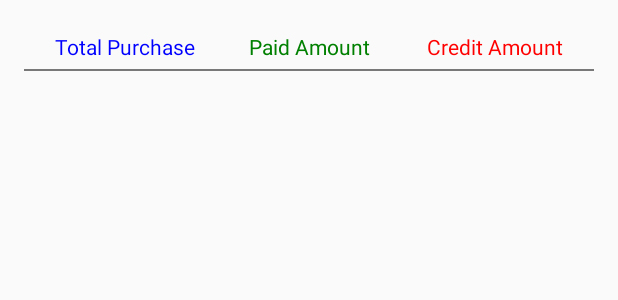
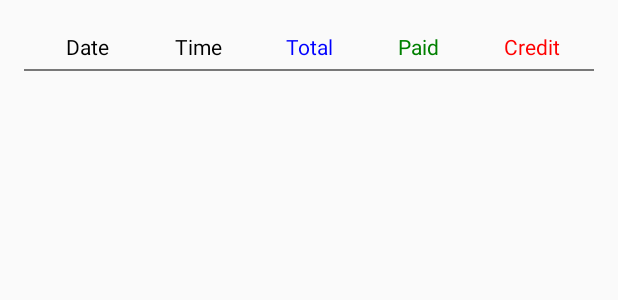
Before and after one commit to pranjaldas/Digital-Ledger-Book, an Android app: the layout activity_view_transaction.xml on its own in the app's theme, with its tools: preview values and no code run, on a phone screen of 412 x 824 dp. Shown: the top 300 px of the screen. Run offline under Robolectric (Android 15) with nearby library versions, the phone set to English and light mode, and no system bars.

Commit message:
Date and time done

```diff
--- a/app/src/main/java/com/android/example/baki_bohi/transaction/MyRecyclerViewAdapter.java
+++ b/app/src/main/java/com/android/example/baki_bohi/transaction/MyRecyclerViewAdapter.java
@@ -38,6 +38,8 @@ public class MyRecyclerViewAdapter extends RecyclerView.Adapter<MyRecyclerViewAd
     @Override
     public void onBindViewHolder(@NonNull MyViewHolder holder, int position) {
         TranTest item = transactionList.get(position);
+        holder.date.setText(item.getDate());
+        holder.time.setText(item.getTime());
         holder.totalAmt.setText(item.getAmount());
         holder.debitAmt.setText(item.getDebit());
         holder.creditAmt.setText(item.getCredit());
@@ -56,11 +58,13 @@ public class MyRecyclerViewAdapter extends RecyclerView.Adapter<MyRecyclerViewAd
 
     public static class MyViewHolder extends RecyclerView.ViewHolder {
 
-        TextView creditAmt, debitAmt, totalAmt;
+        TextView date, time, creditAmt, debitAmt, totalAmt;
         LinearLayout transactionItem;
 
         public MyViewHolder(View itemView) {
             super(itemView);
+            date = itemView.findViewById(R.id.dateEdit);
+            time = itemView.findViewById(R.id.timeEdit);
             creditAmt = itemView.findViewById(R.id.creditEdit);
             debitAmt = itemView.findViewById(R.id.debitEdit);
             totalAmt = itemView.findViewById(R.id.amountEdit);
--- a/app/src/main/res/layout/activity_view_transaction.xml
+++ b/app/src/main/res/layout/activity_view_transaction.xml
@@ -14,12 +14,31 @@
         android:padding="5dp">
 
         <TextView
+
+            android:layout_width="match_parent"
+            android:layout_height="wrap_content"
+            android:layout_weight="1"
+            android:gravity="center"
+            android:text="Date"
+            android:textColor="@android:color/black" />
+
+        <TextView
+
+            android:layout_width="match_parent"
+            android:layout_height="wrap_content"
+            android:layout_weight="1"
+            android:gravity="center"
+            android:text="Time"
+            android:textColor="@android:color/background_dark" />
+
+
+        <TextView
             android:id="@+id/amountEdit"
             android:layout_width="match_parent"
             android:layout_height="wrap_content"
             android:layout_weight="1"
             android:gravity="center"
-            android:text="Total Purchase"
+            android:text="Total"
             android:textColor="#0000FF" />
 
         <TextView
@@ -28,7 +47,7 @@
             android:layout_height="wrap_content"
             android:layout_weight="1"
             android:gravity="center"
-            android:text="Paid Amount"
+            android:text="Paid "
             android:textColor="#008000" />
 
         <TextView
@@ -37,7 +56,7 @@
             android:layout_height="wrap_content"
             android:layout_weight="1"
             android:gravity="center"
-            android:text="Credit Amount"
+            android:text="Credit"
             android:textColor="#FF0000" />
 
 
```
Also changed, not shown: app/src/main/java/com/android/example/baki_bohi/MainHome.java (+41 -0 lines), app/src/main/java/com/android/example/baki_bohi/ShopKeeperProfile.java (+3 -23 lines), app/src/main/java/com/android/example/baki_bohi/models/TranTest.java (+23 -1 lines), app/src/main/java/com/android/example/baki_bohi/transaction/AddTransaction.java (+35 -15 lines), app/src/main/java/com/android/example/baki_bohi/transaction/TransactionAdarter.java (+8 -0 lines), app/src/main/res/drawable/menu_bar.xml (added, +9 -0 lines), app/src/main/res/layout/activity_shop_keeper_profile.xml (+3 -8 lines), app/src/main/res/layout/transactionlist.xml (+18 -0 lines), app/src/main/res/menu/home_menu.xml (added, +17 -0 lines).
